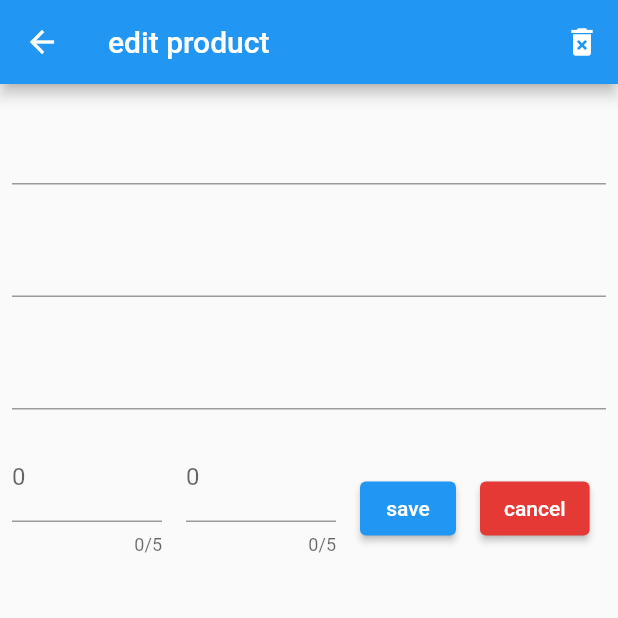
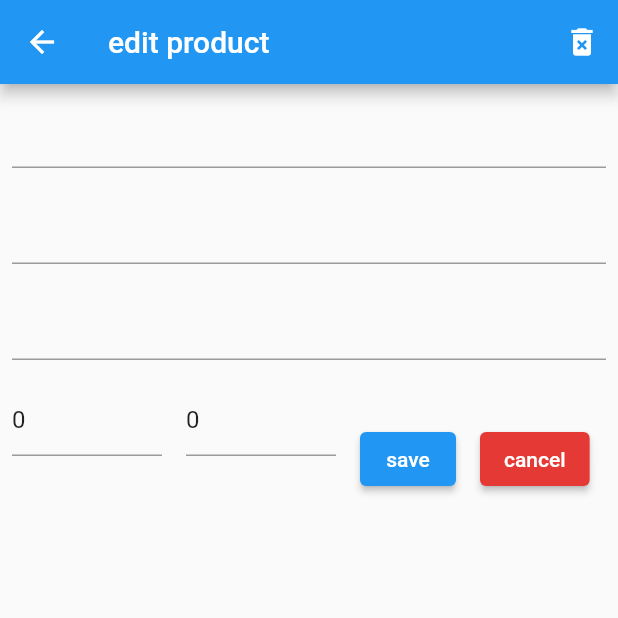
Before and after one commit to BerentM/zakupy-frontend, a Flutter app: the ProductListEditView screen opened directly with empty values, on a phone screen of 412 x 824 dp, the top half of it. Run offline on Flutter 3.47's test engine with Material 2 defaults, Android fonts, the phone set to English and light mode, and no system bars; our stand-ins replace bloc, equatable, flutter_bloc, flutter_secure_storage, logger; missing offline and left inert: dart:ffi; accounts and stored records are empty; generated files the repository leaves out were written again.

```diff
--- a/lib/view/common/input_fields.dart
+++ b/lib/view/common/input_fields.dart
@@ -5,11 +5,11 @@ class NumberInput extends StatelessWidget {
   const NumberInput({
     Key? key,
     required this.textController,
-    required this.label,
+    this.label,
   }) : super(key: key);
 
   final TextEditingController textController;
-  final String label;
+  final String? label;
 
   @override
   Widget build(BuildContext context) {
@@ -23,6 +23,7 @@ class NumberInput extends StatelessWidget {
           keyboardType: TextInputType.number,
           inputFormatters: [FilteringTextInputFormatter.digitsOnly],
           decoration: InputDecoration(
+            counterText: '',
             border: const UnderlineInputBorder(),
             labelText: label,
           ),
@@ -36,11 +37,11 @@ class TextInput extends StatefulWidget {
   const TextInput({
     Key? key,
     required this.textController,
-    required this.label,
+    this.label,
   }) : super(key: key);
 
   final TextEditingController textController;
-  final String label;
+  final String? label;
 
   @override
   State<TextInput> createState() => _TextInputState();
--- a/lib/view/product_list/widgets/add_product_view.dart
+++ b/lib/view/product_list/widgets/add_product_view.dart
@@ -29,16 +29,16 @@ class _ProductListAddViewState extends State<ProductListAddView> {
       body: ListView(
         children: [
           TextInput(
-            textController: categoryController,
-            label: AppLocalizations.of(context)!.category,
-          ),
-          TextInput(
             textController: productController,
             label: AppLocalizations.of(context)!.product,
           ),
           TextInput(
             textController: shopController,
             label: AppLocalizations.of(context)!.shop,
+          ),
+          TextInput(
+            textController: categoryController,
+            label: AppLocalizations.of(context)!.category,
           ),
           Row(children: [
             NumberInput(
--- a/lib/view/product_list/widgets/edit_product_view.dart
+++ b/lib/view/product_list/widgets/edit_product_view.dart
@@ -20,15 +20,14 @@ class ProductListEditView extends StatefulWidget {
 }
 
 class _ProductListEditViewState extends State<ProductListEditView> {
-  final categoryController = TextEditingController(),
-      productController = TextEditingController(),
-      sourceController = TextEditingController(),
-      currentAmountController = TextEditingController(),
-      targetAmountController = TextEditingController();
-
   @override
   Widget build(BuildContext context) {
     final productData = widget.productData;
+    final categoryController = TextEditingController(text: productData.category!),
+        productController = TextEditingController(text: productData.product!),
+        sourceController = TextEditingController(text: productData.source!),
+        currentAmountController = TextEditingController(text: productData.currentAmount!.toString()),
+        targetAmountController = TextEditingController(text: productData.targetAmount!.toString());
     return Scaffold(
       appBar: AppBar(
         title: Text(AppLocalizations.of(context)!.edit_product),
@@ -36,7 +35,6 @@ class _ProductListEditViewState extends State<ProductListEditView> {
           IconButton(
             onPressed: () {
               ApiService().deleteProduct(productData.id!);
-              Navigator.pop(context, true);
               Navigator.popAndPushNamed(
                 context,
                 PRODUCT_LIST,
@@ -49,25 +47,20 @@ class _ProductListEditViewState extends State<ProductListEditView> {
       body: ListView(
         children: [
           TextInput(
-            textController: categoryController,
-            label: productData.category!,
-          ),
-          TextInput(
             textController: productController,
-            label: productData.product!,
           ),
           TextInput(
             textController: sourceController,
-            label: productData.source!,
+          ),
+          TextInput(
+            textController: categoryController,
           ),
           Row(children: [
             NumberInput(
               textController: currentAmountController,
-              label: "${productData.currentAmount!}",
             ),
             NumberInput(
               textController: targetAmountController,
-              label: "${productData.targetAmount!}",
             ),
             _SaveButton(
               id: productData.id!,
@@ -140,7 +133,6 @@ class _SaveButton extends StatelessWidget {
           shopController.clear(),
           currentAmountController.clear(),
           targetAmountController.clear(),
-          Navigator.popUntil(context, ModalRoute.withName(HOME)),
           Navigator.popAndPushNamed(
             context,
             backOffRoute,
```
